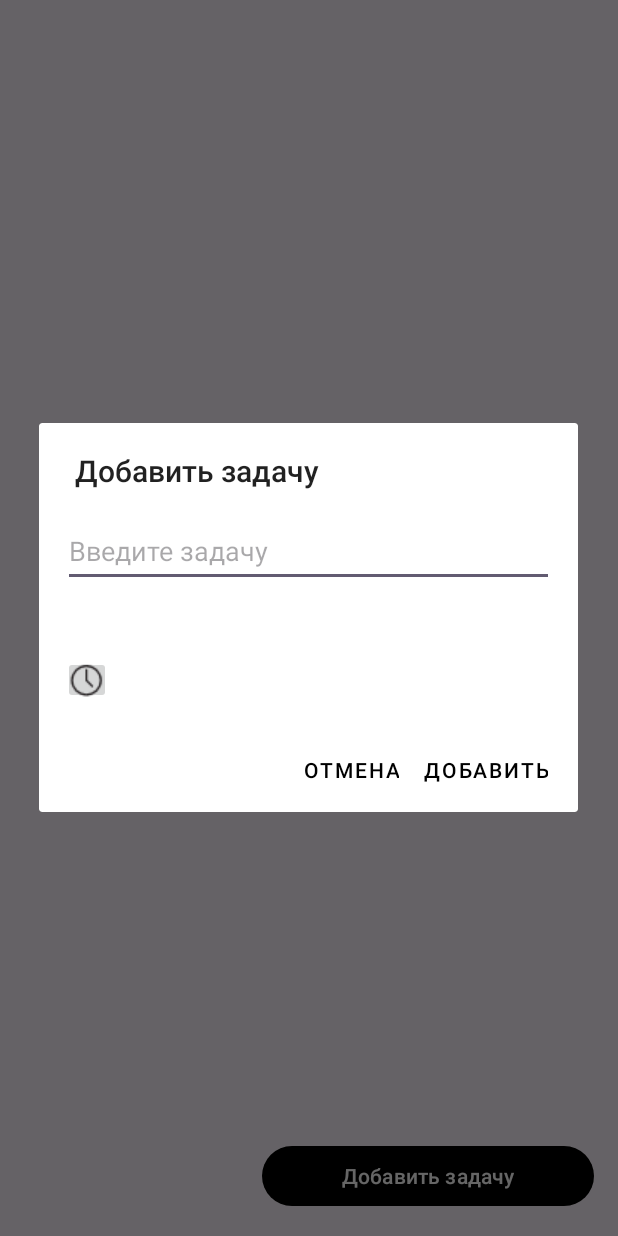
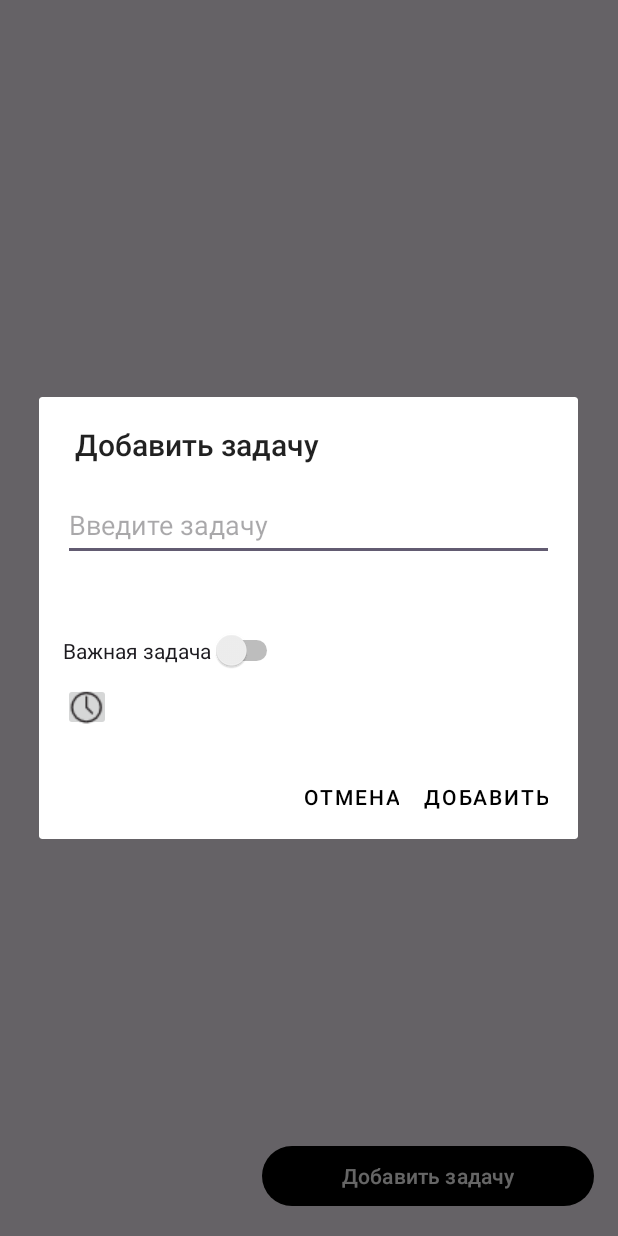
Before and after one commit to ikanit1/diplomnaya, an Android app: the WorkSpace screen opened directly, with no data from a screen before it, after a tap on "Добавить задачу", on a phone screen of 412 x 824 dp. Run offline under Robolectric (Android 15) with nearby library versions, the phone set to English and light mode, and no system bars.

Commit message:
Добавил добавление задач в избранное, а так же свайп вниз для обновления задач.

```diff
--- a/app/build.gradle
+++ b/app/build.gradle
@@ -53,6 +53,7 @@ dependencies {
     implementation 'com.google.android.material:material:1.11.0'
     implementation 'androidx.constraintlayout:constraintlayout:2.1.4'
     implementation "androidx.activity:activity-ktx:1.4.0"
+    implementation 'androidx.swiperefreshlayout:swiperefreshlayout:1.1.0'
     implementation "androidx.activity:activity:1.2.0"
     implementation "androidx.fragment:fragment:1.3.0"
     implementation 'androidx.lifecycle:lifecycle-runtime-ktx:2.7.0'
--- a/app/src/main/java/com/example/diplomnaya/TaskDatabaseHelper.java
+++ b/app/src/main/java/com/example/diplomnaya/TaskDatabaseHelper.java
@@ -12,13 +12,14 @@ import java.util.List;
 
 public class TaskDatabaseHelper extends SQLiteOpenHelper {
 
-    private static final int DATABASE_VERSION = 1;
+    private static final int DATABASE_VERSION = 2;
     private static final String DATABASE_NAME = "TaskManager";
     private static final String TABLE_TASKS = "tasks";
     private static final String COLUMN_ID = "id";
     private static final String COLUMN_TASK_TEXT = "task_text";
     private static final String COLUMN_DATE_CREATED = "date_created";
     private static final String COLUMN_TIME_CREATED = "time_created";
+    private static final String COLUMN_IMPORTANT = "important"; // Новое поле для хранения информации о важности задачи
 
     public TaskDatabaseHelper(Context context) {
         super(context, DATABASE_NAME, null, DATABASE_VERSION);
@@ -30,7 +31,8 @@ public class TaskDatabaseHelper extends SQLiteOpenHelper {
                 + COLUMN_ID + " INTEGER PRIMARY KEY,"
                 + COLUMN_TASK_TEXT + " TEXT,"
                 + COLUMN_DATE_CREATED + " TEXT,"
-                + COLUMN_TIME_CREATED + " TEXT"
+                + COLUMN_TIME_CREATED + " TEXT,"
+                + COLUMN_IMPORTANT + " INTEGER" // Добавляем новое поле в таблицу
                 + ")";
         db.execSQL(CREATE_TABLE_TASKS);
     }
@@ -47,6 +49,7 @@ public class TaskDatabaseHelper extends SQLiteOpenHelper {
         values.put(COLUMN_TASK_TEXT, task.getText());
         values.put(COLUMN_DATE_CREATED, task.getDateCreated());
         values.put(COLUMN_TIME_CREATED, task.getTimeCreated());
+        values.put(COLUMN_IMPORTANT, task.isImportant() ? 1 : 0); // Записываем 1 для true и 0 для false
         db.insert(TABLE_TASKS, null, values);
         db.close();
     }
@@ -57,6 +60,7 @@ public class TaskDatabaseHelper extends SQLiteOpenHelper {
         values.put(COLUMN_TASK_TEXT, task.getText());
         values.put(COLUMN_DATE_CREATED, task.getDateCreated());
         values.put(COLUMN_TIME_CREATED, task.getTimeCreated());
+        values.put(COLUMN_IMPORTANT, task.isImportant() ? 1 : 0); // Записываем 1 для true и 0 для false
         db.update(TABLE_TASKS, values, COLUMN_ID + " = ?", new String[]{String.valueOf(task.getId())});
         db.close();
     }
@@ -74,6 +78,7 @@ public class TaskDatabaseHelper extends SQLiteOpenHelper {
                 task.setText(cursor.getString(cursor.getColumnIndex(COLUMN_TASK_TEXT)));
                 task.setDateCreated(cursor.getString(cursor.getColumnIndex(COLUMN_DATE_CREATED)));
                 task.setTimeCreated(cursor.getString(cursor.getColumnIndex(COLUMN_TIME_CREATED)));
+                task.setImportant(cursor.getInt(cursor.getColumnIndex(COLUMN_IMPORTANT)) == 1); // Преобразуем 1 обратно в true и 0 в false
                 taskList.add(task);
             }
             cursor.close();
--- a/app/src/main/res/layout/dialog_add_task.xml
+++ b/app/src/main/res/layout/dialog_add_task.xml
@@ -12,6 +12,7 @@
         android:hint="Введите задачу"
         android:minHeight="48dp" />
 
+
     <!-- Добавляем новые элементы для выбора даты и времени -->
 
     <TextView
@@ -20,6 +21,13 @@
         android:layout_height="wrap_content"
         android:textSize="16sp"
         android:layout_marginTop="16dp"/>
+
+    <Switch
+        android:id="@+id/switchPriority"
+        android:layout_width="wrap_content"
+        android:layout_height="wrap_content"
+        android:layout_marginTop="8dp"
+        android:text="Важная задача" />
 
     <ImageButton
         android:id="@+id/buttonPickDateTime"
--- a/app/src/main/res/layout/workspace_main.xml
+++ b/app/src/main/res/layout/workspace_main.xml
@@ -5,17 +5,20 @@
     android:layout_width="match_parent"
     android:layout_height="match_parent">
 
-
-
-    <ScrollView
+    <!-- SwipeRefreshLayout для обновления задач -->
+    <androidx.swiperefreshlayout.widget.SwipeRefreshLayout
+        android:id="@+id/swipe_refresh_layout"
         android:layout_width="0dp"
         android:layout_height="0dp"
-        android:fillViewport="true"
         app:layout_constraintBottom_toTopOf="@id/button_add_task"
         app:layout_constraintEnd_toEndOf="parent"
         app:layout_constraintStart_toStartOf="parent"
-        app:layout_constraintTop_toTopOf="parent"
-        tools:ignore="SpeakableTextPresentCheck">
+        app:layout_constraintTop_toTopOf="parent">
+
+        <ScrollView
+            android:layout_width="match_parent"
+            android:layout_height="wrap_content"
+            android:fillViewport="true">
 
             <LinearLayout
                 android:id="@+id/tasks_layout"
@@ -28,10 +31,10 @@
                     android:layout_height="wrap_content"
                     android:text="Ваши задачи здесь"
                     android:visibility="gone" /> <!-- Скрыть текст, но он будет проговорен -->
-
             </LinearLayout>
 
         </ScrollView>
+    </androidx.swiperefreshlayout.widget.SwipeRefreshLayout>
 
     <Button
         android:id="@+id/button_add_task"
```
Also changed, not shown: app/src/main/java/com/example/diplomnaya/Task.java (+17 -1 lines), app/src/main/java/com/example/diplomnaya/WorkSpace.java (+82 -18 lines), app/src/main/res/drawable/favicon.xml (added, +9 -0 lines), app/src/main/res/layout/dialog_edit_task.xml (+8 -0 lines), app/src/main/res/layout/task_item.xml (+18 -0 lines). Lines whose indentation alone changed are shown as unchanged.
